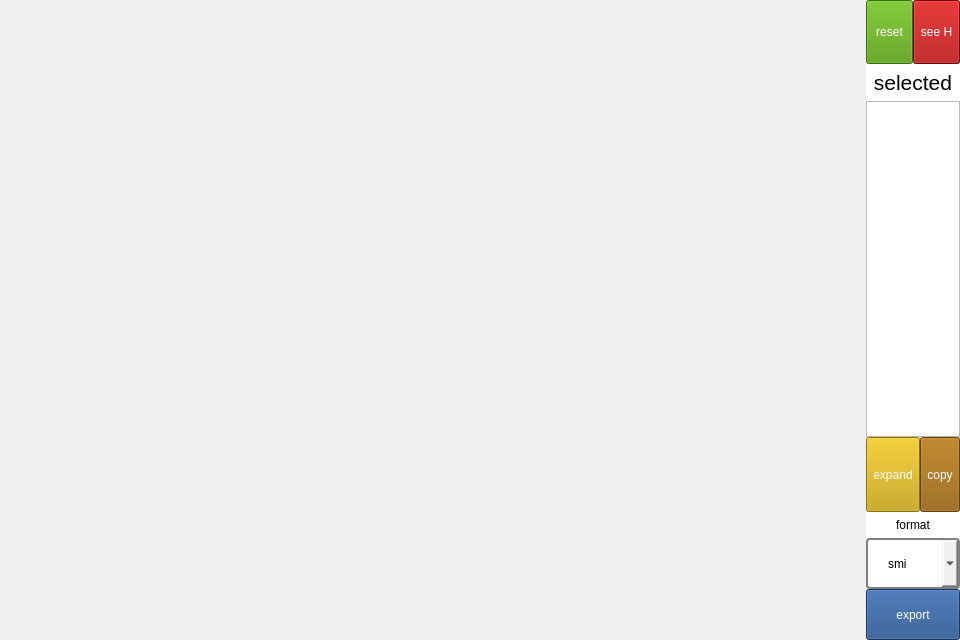
First picture: the form in app/ui/view2d_widget.ui, repository xuguodong1999/COCR, before the edit.
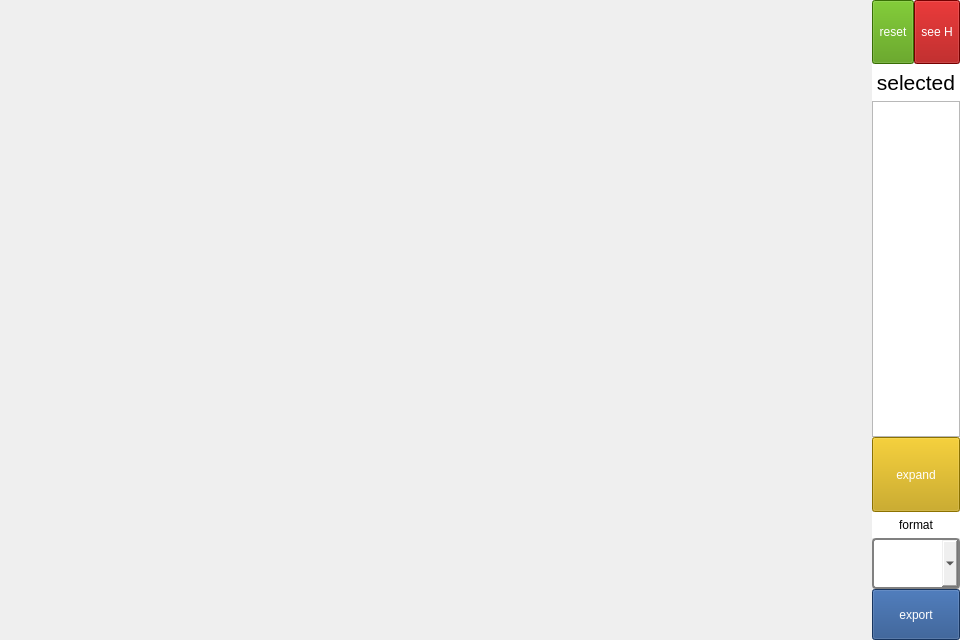
Second picture: the form after the edit.

The edit to the form file:
```diff
--- a/app/ui/view2d_widget.ui
+++ b/app/ui/view2d_widget.ui
@@ -139,7 +139,7 @@
                                 </widget>
                             </item>
                             <item>
-                                <layout class="QHBoxLayout" name="expand_layout" stretch="1,1">
+                                <layout class="QHBoxLayout" name="expand_layout" stretch="1">
                                     <property name="spacing">
                                         <number>0</number>
                                     </property>
@@ -161,24 +161,6 @@
                                             </property>
                                         </widget>
                                     </item>
-                                    <item>
-                                        <widget class="QToolButton" name="copy_btn">
-                                            <property name="sizePolicy">
-                                                <sizepolicy hsizetype="Preferred" vsizetype="Preferred">
-                                                    <horstretch>0</horstretch>
-                                                    <verstretch>0</verstretch>
-                                                </sizepolicy>
-                                            </property>
-                                            <property name="styleSheet">
-                                                <string notr="true">background-color: rgb(143, 89, 2);
-                                                    color: rgb(255, 255, 255);
-                                                </string>
-                                            </property>
-                                            <property name="text">
-                                                <string>copy</string>
-                                            </property>
-                                        </widget>
-                                    </item>
                                 </layout>
                             </item>
                         </layout>
@@ -222,16 +204,6 @@
                                             }
                                         </string>
                                     </property>
-                                    <item>
-                                        <property name="text">
-                                            <string>smi</string>
-                                        </property>
-                                    </item>
-                                    <item>
-                                        <property name="text">
-                                            <string>pdb</string>
-                                        </property>
-                                    </item>
                                 </widget>
                             </item>
                             <item>
```
